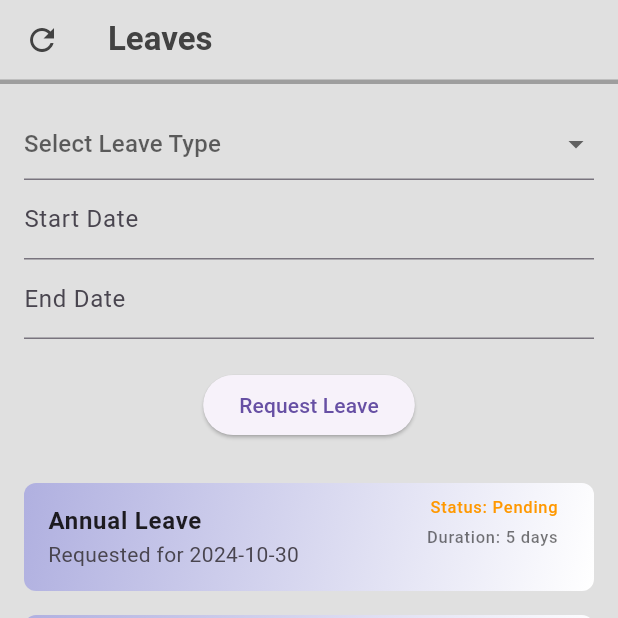
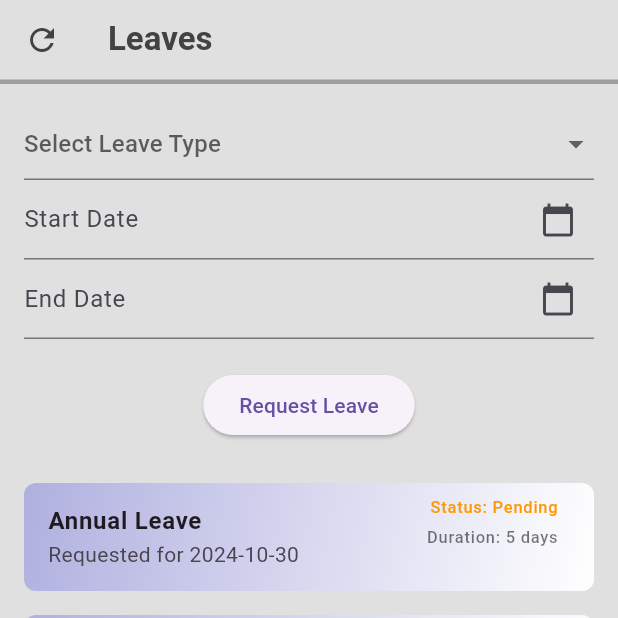
Before and after one commit to HUSSAIN13Q/tasky, a Flutter app: the screen it shows after launch, item 3 of the bottom bar chosen, on a phone screen of 412 x 824 dp, the top half of it. Run offline on Flutter 3.47's test engine with Material 3 defaults, Android fonts, the light colour scheme and no system bars; our stand-ins replace dio, go_router, shared_preferences; accounts and stored records are empty.

Commit message:
add the calnder icon to the leve end and start

```diff
--- a/lib/main.dart
+++ b/lib/main.dart
@@ -26,7 +26,7 @@ class MainApp extends StatelessWidget {
   @override
   Widget build(BuildContext context) {
     return MaterialApp.router(
-      title: 'tsky App',
+      title: 'tasky App',
       routerConfig: _router,
       debugShowCheckedModeBanner: false,
       theme: ThemeData(
--- a/lib/pages/LeavesPage.dart
+++ b/lib/pages/LeavesPage.dart
@@ -70,6 +70,10 @@ class _LeavesPageState extends State<LeavesPage> {
             child: InputDecorator(
               decoration: InputDecoration(
                 labelText: "Start Date",
+                suffixIcon: IconButton(
+                  icon: Icon(Icons.calendar_today),
+                  onPressed: () => _selectDate(context, true),
+                ),
               ),
               isEmpty: this._startDate == null,
               child: Text(
@@ -84,6 +88,10 @@ class _LeavesPageState extends State<LeavesPage> {
             child: InputDecorator(
               decoration: InputDecoration(
                 labelText: "End Date",
+                suffixIcon: IconButton(
+                  icon: Icon(Icons.calendar_today),
+                  onPressed: () => _selectDate(context, false),
+                ),
               ),
               isEmpty: this._endDate == null,
               child: Text(
```
